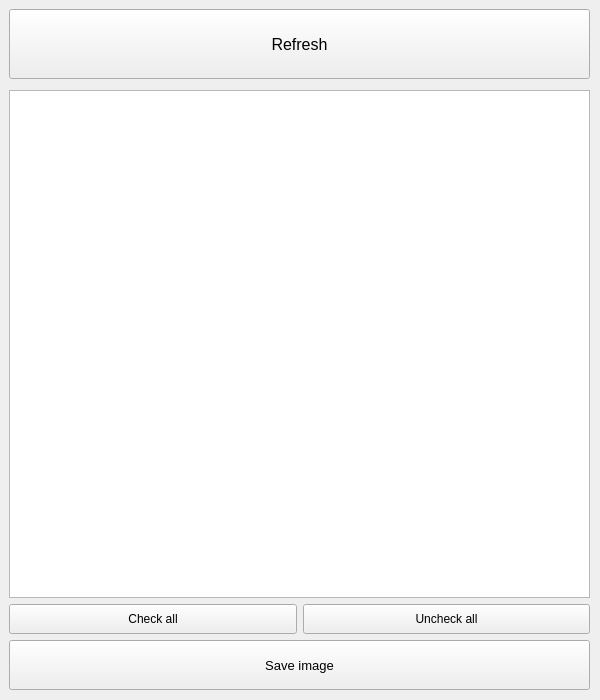
Qt form resource/ui_main.ui (Mstone8370/Windows-lock-screen-image-exporter) before a commit.
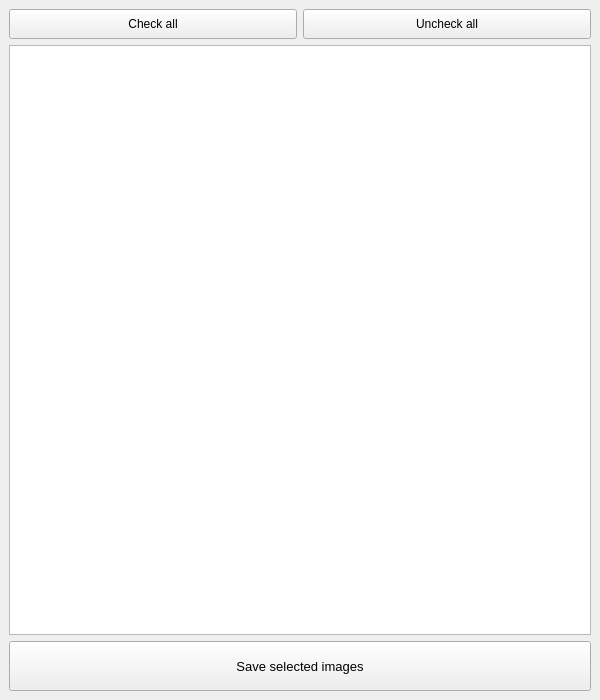
The same form after that commit.

Commit message: refresh button removed

```diff
--- a/resource/ui_main.ui
+++ b/resource/ui_main.ui
@@ -26,49 +26,38 @@
    <string>MainWindow</string>
   </property>
   <widget class="QWidget" name="centralwidget">
-   <widget class="QWidget" name="verticalLayoutWidget">
-    <property name="geometry">
-     <rect>
-      <x>9</x>
-      <y>9</y>
-      <width>581</width>
-      <height>681</height>
-     </rect>
-    </property>
+   <layout class="QVBoxLayout" name="verticalLayout_2">
+    <item>
     <layout class="QVBoxLayout" name="verticalLayout">
      <item>
-      <widget class="QPushButton" name="refresh_pushButton">
+       <layout class="QHBoxLayout" name="horizontalLayout">
+        <item>
+         <widget class="QPushButton" name="check_all_pushButton">
        <property name="minimumSize">
         <size>
          <width>0</width>
-         <height>70</height>
-        </size>
-       </property>
-       <property name="font">
-        <font>
-         <pointsize>12</pointsize>
-        </font>
-       </property>
+            <height>30</height>
+           </size>
+          </property>
        <property name="text">
-        <string>Refresh</string>
+           <string>Check all</string>
        </property>
       </widget>
      </item>
      <item>
-      <spacer name="verticalSpacer">
-       <property name="orientation">
-        <enum>Qt::Vertical</enum>
-       </property>
-       <property name="sizeType">
-        <enum>QSizePolicy::Minimum</enum>
-       </property>
-       <property name="sizeHint" stdset="0">
+         <widget class="QPushButton" name="uncheck_all_pushButton">
+          <property name="minimumSize">
         <size>
-         <width>20</width>
-         <height>5</height>
-        </size>
-       </property>
-      </spacer>
+            <width>0</width>
+            <height>30</height>
+           </size>
+          </property>
+          <property name="text">
+           <string>Uncheck all</string>
+          </property>
+         </widget>
+        </item>
+       </layout>
      </item>
      <item>
       <widget class="QTableWidget" name="tableWidget">
@@ -92,36 +81,6 @@
        </attribute>
       </widget>
      </item>
-     <item>
-      <layout class="QHBoxLayout" name="horizontalLayout">
-       <item>
-        <widget class="QPushButton" name="check_all_pushButton">
-         <property name="minimumSize">
-          <size>
-           <width>0</width>
-           <height>30</height>
-          </size>
-         </property>
-         <property name="text">
-          <string>Check all</string>
-         </property>
-        </widget>
-       </item>
-       <item>
-        <widget class="QPushButton" name="uncheck_all_pushButton">
-         <property name="minimumSize">
-          <size>
-           <width>0</width>
-           <height>30</height>
-          </size>
-         </property>
-         <property name="text">
-          <string>Uncheck all</string>
-         </property>
-        </widget>
-       </item>
-      </layout>
-     </item>
      <item>
       <widget class="QPushButton" name="save_pushButton">
        <property name="minimumSize">
@@ -136,12 +95,13 @@
         </font>
        </property>
        <property name="text">
-        <string>Save image</string>
+         <string>Save selected images</string>
        </property>
       </widget>
      </item>
     </layout>
-   </widget>
+    </item>
+   </layout>
   </widget>
  </widget>
  <resources/>
```
Lines whose indentation alone changed are shown as unchanged. The commit also changes 2 other files.
